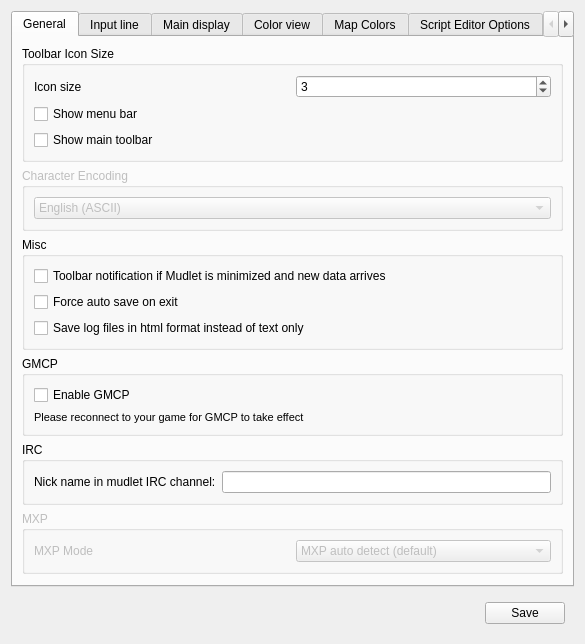
Mudlet/Mudlet, file src/ui/profile_preferences.ui: the form before one commit.
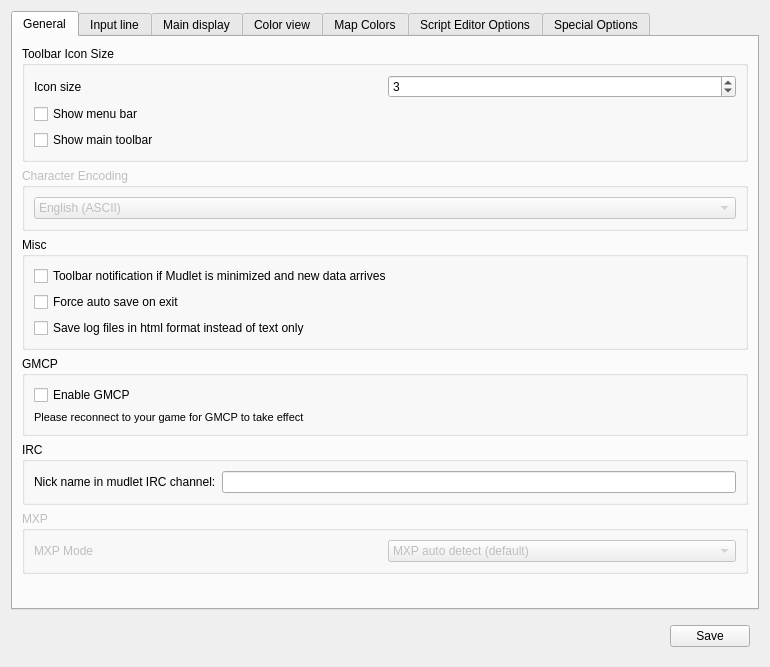
The form after the commit. Icons and pictures are not drawn.

Diff of the .ui file:
```diff
--- a/src/ui/profile_preferences.ui
+++ b/src/ui/profile_preferences.ui
@@ -6,8 +6,8 @@
    <rect>
     <x>0</x>
     <y>0</y>
-    <width>585</width>
-    <height>635</height>
+    <width>770</width>
+    <height>667</height>
    </rect>
   </property>
   <property name="sizePolicy">
```
